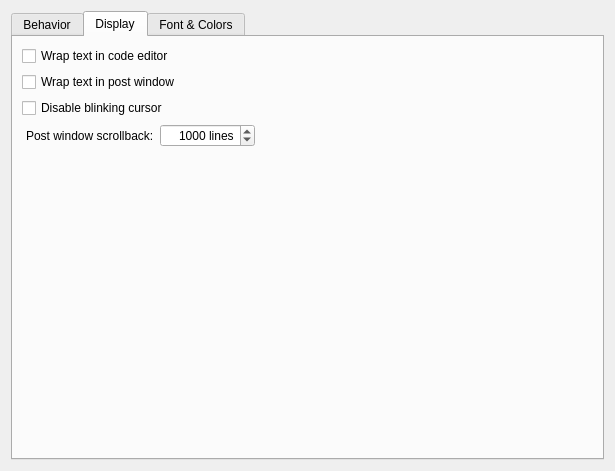
Qt form editors/sc-ide/forms/settings_editor.ui (supercollider/supercollider) before a commit.
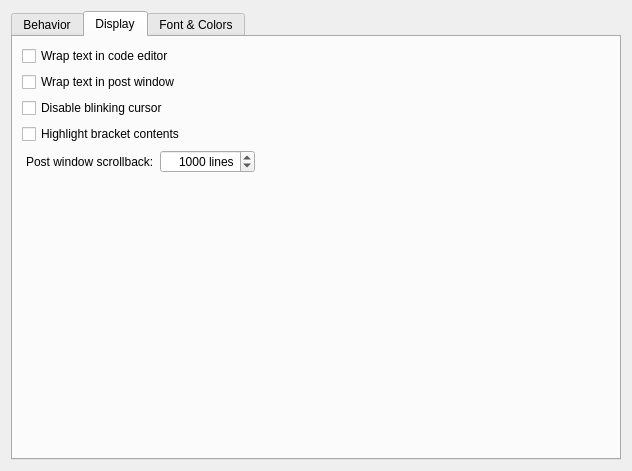
The same form after that commit. The open tabs and pages were chosen to show the change. Custom widgets are drawn as their Qt base class.

Commit message: sc ide: add option to highlight entire contents of matching brackets

Patch:
```diff
--- a/editors/sc-ide/forms/settings_editor.ui
+++ b/editors/sc-ide/forms/settings_editor.ui
@@ -215,6 +215,16 @@
           </property>
          </widget>
         </item>
+        <item>
+         <widget class="QCheckBox" name="highlightBracketContents">
+          <property name="toolTip">
+           <string>Highlight background of entire contents of matching brackets</string>
+          </property>
+          <property name="text">
+           <string>Highlight bracket contents</string>
+          </property>
+         </widget>
+        </item>
         <item>
          <layout class="QHBoxLayout" name="horizontalLayout_3">
           <item>
@@ -271,8 +281,8 @@
           </property>
           <property name="sizeHint" stdset="0">
            <size>
-            <width>20</width>
-            <height>346</height>
+            <width>588</width>
+            <height>296</height>
            </size>
           </property>
          </spacer>
```
The commit also changes 4 other files.
